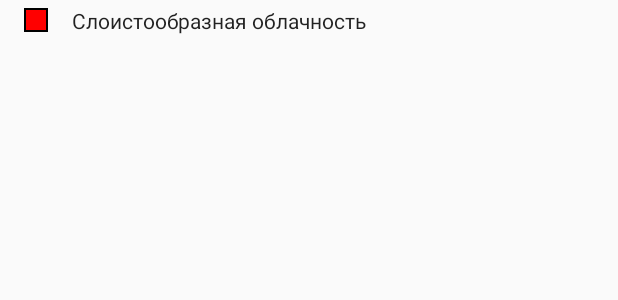
After one commit to DarkMinstrel/WeatherRadar, an Android app: the layout legend_item.xml on its own in the app's theme, with its tools: preview values and no code run, on a phone screen of 412 x 824 dp. The commit adds this screen. Shown: the top 300 px of the screen. Run offline under Robolectric (Android 15) with nearby library versions, the phone set to English and light mode, and no system bars; network calls fail.

Commit message:
bottom sheet

```diff
--- a/app/build.gradle
+++ b/app/build.gradle
@@ -30,6 +30,7 @@ dependencies {
     implementation fileTree(dir: 'libs', include: ['*.jar'])
     implementation"org.jetbrains.kotlin:kotlin-stdlib-jdk7:$kotlin_version"
     implementation 'androidx.appcompat:appcompat:1.0.2'
+    implementation 'com.android.support:design:28.0.0'
     implementation 'androidx.cardview:cardview:1.0.0'
     implementation 'com.squareup.okhttp3:okhttp:4.0.0-alpha01'
     implementation 'com.squareup.okio:okio:2.1.0'
--- /dev/null
+++ b/app/src/main/res/drawable/border_1dp.xml
@@ -0,0 +1,3 @@
+<shape xmlns:android="http://schemas.android.com/apk/res/android" android:shape="rectangle" >
+    <stroke android:width="1dp" android:color="#000000"/>
+</shape>
--- /dev/null
+++ b/app/src/main/res/layout/legend_item.xml
@@ -0,0 +1,28 @@
+<?xml version="1.0" encoding="utf-8"?>
+<LinearLayout
+    xmlns:android="http://schemas.android.com/apk/res/android"
+    xmlns:tools="http://schemas.android.com/tools"
+    android:orientation="horizontal"
+    android:layout_width="wrap_content"
+    android:layout_height="wrap_content"
+    android:gravity="center_vertical"
+    android:layout_marginStart="16dp"
+    android:layout_marginEnd="16dp"
+    android:layout_marginTop="4dp"
+    android:layout_marginBottom="4dp">
+
+    <View
+        android:id="@android:id/icon"
+        android:layout_width="16dp"
+        android:layout_height="16dp"
+        android:foreground="@drawable/border_1dp"
+        tools:background="#FF0000"/>
+
+    <TextView
+        android:id="@android:id/text1"
+        android:layout_width="wrap_content"
+        android:layout_height="wrap_content"
+        android:layout_marginStart="16dp"
+        android:textAppearance="@style/TextAppearance.AppCompat.Body1"
+        tools:text="@string/radar_1"/>
+</LinearLayout>
--- /dev/null
+++ b/app/src/main/res/values/dimen.xml
@@ -0,0 +1,4 @@
+<?xml version="1.0" encoding="utf-8"?>
+<resources>
+    <dimen name="bottom_sheet_peek_height">72dp</dimen>
+</resources>
--- /dev/null
+++ b/app/src/main/res/xml/network_security_config.xml
@@ -0,0 +1,6 @@
+<?xml version="1.0" encoding="utf-8"?>
+<network-security-config>
+    <domain-config cleartextTrafficPermitted="true">
+        <domain includeSubdomains="true">www.meteoinfo.by</domain>
+    </domain-config>
+</network-security-config>
```
Also changed, not shown: app/src/main/AndroidManifest.xml (+5 -4 lines), app/src/main/java/com/darkminstrel/weatherradar/RadarType.kt (+19 -18 lines), app/src/main/java/com/darkminstrel/weatherradar/ViewMain.kt (+24 -0 lines), app/src/main/res/layout/activity_main.xml (+24 -2 lines), app/src/main/res/values/strings.xml (+20 -2 lines).
